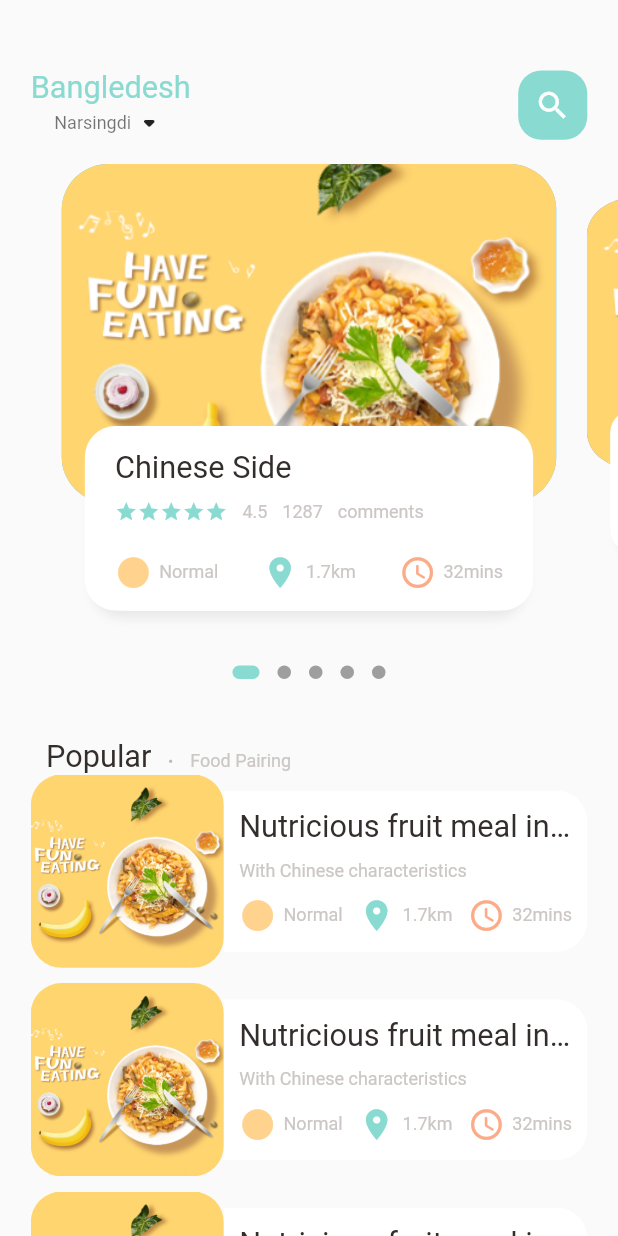
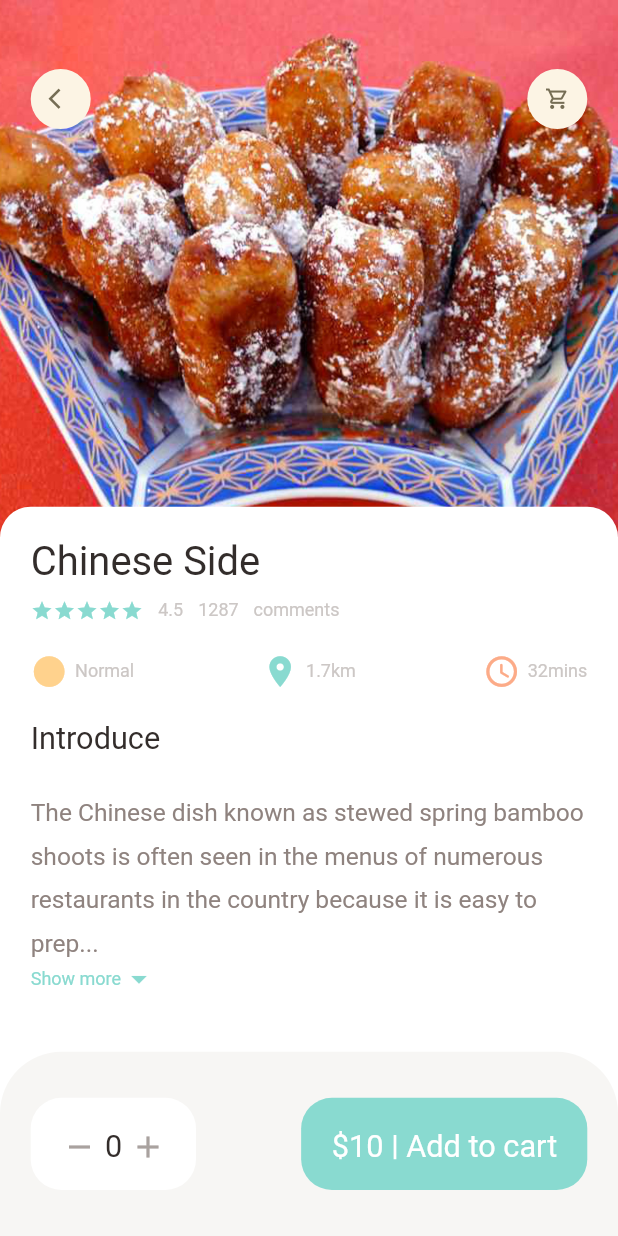
Before and after one commit to TWhilst/big_e_commerce_food_app, a Flutter app: the screen it shows after launch, on a phone screen of 412 x 824 dp. Run offline on Flutter 3.47's test engine with Material 2 defaults, Android fonts, the phone set to English and light mode, and no system bars; drawn by our look-alikes of dots_indicator; our stand-ins replace get.

Commit message:
6th project

```diff
--- a/lib/main.dart
+++ b/lib/main.dart
@@ -1,6 +1,9 @@
-import 'package:big_e_commerce_app/home/main_food_page.dart';
+import 'package:big_e_commerce_app/pages/food/popular_food_details.dart';
+import 'package:big_e_commerce_app/pages/home/food_page_body.dart';
 import 'package:flutter/material.dart';
 import 'package:get/get.dart';
+
+import 'pages/home/main_food_page.dart';
 
 void main() {
   runApp(const MyApp());
@@ -18,7 +21,7 @@ class MyApp extends StatelessWidget {
       theme: ThemeData(
         primarySwatch: Colors.blue,
       ),
-      home: MainFoodPage(),
+      home: const PopularFoodDetails(),
     );
   }
 }
--- /dev/null
+++ b/lib/pages/food/components/popular_food_details_comp/bottom_navigation_bar.dart
@@ -0,0 +1,77 @@
+import 'package:big_e_commerce_app/utils/colors.dart';
+import 'package:big_e_commerce_app/utils/dimensions.dart';
+import 'package:big_e_commerce_app/widgets/big_text.dart';
+import 'package:flutter/material.dart';
+
+class BottomNavBar extends StatelessWidget {
+  const BottomNavBar({
+    Key? key,
+  }) : super(key: key);
+
+  @override
+  Widget build(BuildContext context) {
+    return Container(
+      height: iconSize24 * 5,
+      padding: EdgeInsets.symmetric(horizontal: width20, vertical: height30),
+      decoration: BoxDecoration(
+        color: buttonBackgroundColor,
+        borderRadius: BorderRadius.only(
+          topLeft: Radius.circular(radius20 * 2),
+          topRight: Radius.circular(radius20 * 2),
+        ),
+      ),
+      child: Row(
+        mainAxisAlignment: MainAxisAlignment.spaceBetween,
+        children: [
+          Container(
+            padding: EdgeInsets.only(
+              top: height20,
+              bottom: height20,
+              left: width20,
+              right: 20,
+            ),
+            decoration: BoxDecoration(
+              borderRadius: BorderRadius.circular(radius20),
+              color: Colors.white,
+            ),
+            child: Row(
+              children: [
+                Icon(
+                  Icons.remove,
+                  color: signColor,
+                ),
+                SizedBox(
+                  width: width10 / 2,
+                ),
+                BigText(text: "0"),
+                SizedBox(
+                  width: width10 / 2,
+                ),
+                Icon(
+                  Icons.add,
+                  color: signColor,
+                ),
+              ],
+            ),
+          ),
+          Container(
+            padding: EdgeInsets.only(
+              top: height20,
+              bottom: height20,
+              left: width20,
+              right: 20,
+            ),
+            decoration: BoxDecoration(
+              borderRadius: BorderRadius.circular(radius20),
+              color: mainColor,
+            ),
+            child: BigText(
+              text: "\$10 | Add to cart",
+              color: Colors.white,
+            ),
+          ),
+        ],
+      ),
+    );
+  }
+}
--- /dev/null
+++ b/lib/pages/food/popular_food_details.dart
@@ -0,0 +1,115 @@
+import 'package:big_e_commerce_app/pages/food/components/popular_food_details_comp/bottom_navigation_bar.dart';
+import 'package:big_e_commerce_app/pages/home/components/slider_section.dart';
+import 'package:big_e_commerce_app/utils/dimensions.dart';
+import 'package:big_e_commerce_app/widgets/app_icons.dart';
+import 'package:big_e_commerce_app/widgets/big_text.dart';
+import 'package:big_e_commerce_app/widgets/expandable_text.dart';
+import 'package:flutter/material.dart';
+
+class PopularFoodDetails extends StatelessWidget {
+  const PopularFoodDetails({Key? key}) : super(key: key);
+
+  @override
+  Widget build(BuildContext context) {
+    return Scaffold(
+      backgroundColor: Colors.white,
+      body: Stack(
+        children: const [
+          ImageContainer(),
+          PositionedAppIcons(),
+          PositionedContWithDesc(),
+        ],
+      ),
+      bottomNavigationBar: const BottomNavBar(),
+    );
+  }
+}
+
+class PositionedContWithDesc extends StatelessWidget {
+  const PositionedContWithDesc({
+    Key? key,
+  }) : super(key: key);
+
+  @override
+  Widget build(BuildContext context) {
+    return Positioned(
+      left: 0,
+      right: 0,
+      bottom: 0,
+      top: popularFoodImgSize - height20,
+      child: Container(
+          padding: EdgeInsets.only(
+              left: width20, right: width20, top: height20),
+          decoration: BoxDecoration(
+            borderRadius: BorderRadius.only(
+              topRight: Radius.circular(radius20),
+              topLeft: Radius.circular(radius20),
+            ),
+            color: Colors.white,
+          ),
+          child: Column(
+            crossAxisAlignment: CrossAxisAlignment.start,
+            children: [
+              FoodDetails(
+                text: "Chinese Side",
+                size: font26,
+              ),
+              SizedBox(height: height20,),
+              BigText(text: "Introduce",),
+              SizedBox(height: height20,),
+              const Expanded(
+                child: SingleChildScrollView(
+                  child: ExpandableText(text: "The Chinese dish known as stewed spring bamboo shoots is often seen in the menus of numerous restaurants in the country because it is easy to prepare, high in nutrients, and has a delicious, savory flavor. Spring bamboo shoots are unearthed around April 5, also known as the Tomb-Sweeping Day. \n In order to prepare the dish, tender bamboo shoots are simply stewed in vinegar and lots of sugar. When properly prepared, the dish should have a bright red color and a flavor which can best be described as tender, fresh, salty, and sweet. The chewy taro cake is a savory Chinese delicacy prepared with rice flour and stewed taro roots. In many ways similar to the traditional turnip cake, it usually incorporates diced Chinese sausage, pork, scallions, and mushrooms. Steamed in round or rectangular pans, it is usually shortly fried until crispy and golden before serving. Even though it is a staple in traditional dim sum restaurants in China and Hong Kong, it is also one of the most common snacks or side dishes served on Chinese New Year."),),
+              ),
+            ],
+          )
+      ),
+    );
+  }
+}
+
+class PositionedAppIcons extends StatelessWidget {
+  const PositionedAppIcons({
+    Key? key,
+  }) : super(key: key);
+
+  @override
+  Widget build(BuildContext context) {
+    return Positioned(
+      top: height45,
+      left: width20,
+      right: width20,
+      child: Row(
+        mainAxisAlignment: MainAxisAlignment.spaceBetween,
+        children: const [
+          AppIcons(icon: Icons.arrow_back_ios),
+          AppIcons(icon: Icons.shopping_cart_outlined),
+        ],
+      ),
+    );
+  }
+}
+
+class ImageContainer extends StatelessWidget {
+  const ImageContainer({
+    Key? key,
+  }) : super(key: key);
+
+  @override
+  Widget build(BuildContext context) {
+    return Positioned(
+      left: 0,
+      right: 0,
+      child: Container(
+        width: double.maxFinite,
+        height: popularFoodImgSize,
+        decoration: const BoxDecoration(
+          image: DecorationImage(
+            image: AssetImage("assets/images/food15.jpeg"),
+            fit: BoxFit.cover,
+          ),
+        ),
+      ),
+    );
+  }
+}
--- a/lib/home/components/slider_section.dart
+++ b/lib/pages/home/components/slider_section.dart
@@ -16,8 +16,8 @@ class _SliderSection extends State<SliderSection> {
   // viewportFraction makes the next slide and and the previous slide visible
   PageController pageController = PageController(viewportFraction: 0.85);
   var _currentValue = 0.0;
-  double scaleFactor = 0.8;
-  double _height = pageViewContainer;
+  final double _scaleFactor = 0.8;
+  final double _height = pageViewContainer;
 
   @override
   void initState() {
@@ -25,7 +25,6 @@ class _SliderSection extends State<SliderSection> {
     pageController.addListener(() {
       setState(() {
         _currentValue = pageController.page!;
-        print(_currentValue.toString());
       });
     });
   }
@@ -52,13 +51,13 @@ class _SliderSection extends State<SliderSection> {
   }
 
   Widget buildPageItem(int index) {
-    Matrix4 matrix = new Matrix4.identity();
+    Matrix4 matrix = Matrix4.identity();
     // _currentPageValue.floor() is the value of the page when the page is at its index form (0, 1, 2, 3, 4)
     // _currentPageValue.floor() is the page on the screen
     // the if statement is saying that is the index is = to the currentpage then the
     if(index == _currentValue.floor()) {
       // currentScale is equal to 1 - 0 because ((_currentValue-index)* (1-scaleFactor)) will give us 0 due to bodmas
-      var currentScale = 1- (_currentValue - index)* (1-scaleFactor);
+      var currentScale = 1- (_currentValue - index)* (1- _scaleFactor);
       var currentTrans = _height * (1 - currentScale)/2;
       // diagional3Values is used to set the width(x), height(y) and (z)
       // ..setTranslationRaw is used to set the margin or change position
@@ -66,19 +65,19 @@ class _SliderSection extends State<SliderSection> {
       // the next thing we are trying to do is to bring down the one by the right of the current page to the center
     } else if(index == _currentValue.floor() + 1) {
       // the aim of this is to give the page after the current page a value of scaleFactor
-      var currentScale = scaleFactor - (_currentValue - index + 1) * (1-scaleFactor);
+      var currentScale = _scaleFactor - (_currentValue - index + 1) * (1 - _scaleFactor);
       var currentTrans = _height * (1 - currentScale)/2;
       matrix = Matrix4.diagonal3Values(1, currentScale, 1);
       matrix = Matrix4.diagonal3Values(1, currentScale, 1)..setTranslationRaw(0, currentTrans, 0);
     } else if(index == _currentValue.floor() - 1) {
       // the aim of this is to give the page after the current page a value of scaleFactor
-      var currentScale = 1 - (_currentValue - index)* (1-scaleFactor);
+      var currentScale = 1 - (_currentValue - index)* (1 - _scaleFactor);
       var currentTrans = _height * (1 - currentScale)/2;
       matrix = Matrix4.diagonal3Values(1, currentScale, 1);
       matrix = Matrix4.diagonal3Values(1, currentScale, 1)..setTranslationRaw(0, currentTrans, 0);
     } else {
       var currentScale = 0.8;
-      matrix = Matrix4.diagonal3Values(1, currentScale, 1)..setTranslationRaw(0, _height*(1-scaleFactor)/2, 1);
+      matrix = Matrix4.diagonal3Values(1, currentScale, 1)..setTranslationRaw(0, _height*(1 - _scaleFactor)/2, 1);
     }
 
     return Transform(
@@ -90,8 +89,8 @@ class _SliderSection extends State<SliderSection> {
             margin: EdgeInsets.symmetric(horizontal: width10),
             decoration: BoxDecoration(
                 borderRadius: BorderRadius.circular(radius30),
-                color: index.isEven ? Color(0xFF69C5DF) : Color(0xFF9294CC),
-                image: DecorationImage(
+                color: index.isEven ? const Color(0xFF69C5DF) : const Color(0xFF9294CC),
+                image: const DecorationImage(
                   image: AssetImage("assets/images/food0.png"),
                   fit: BoxFit.cover,
                 )),
@@ -108,7 +107,7 @@ class _SliderSection extends State<SliderSection> {
               decoration: BoxDecoration(
                   borderRadius: BorderRadius.circular(radius20),
                   color: Colors.white,
-                  boxShadow: [
+                  boxShadow: const[
                     BoxShadow(
                       offset: Offset(0, 5),
                       blurRadius: 5,
@@ -144,38 +143,43 @@ class _SliderSection extends State<SliderSection> {
 
 class FoodDetails extends StatelessWidget {
   final String text;
-  const FoodDetails({
-    Key? key, required this.text,
+  double? size;
+  FoodDetails({
+    Key? key, required this.text, this.size = 0,
   }) : super(key: key);
 
   @override
   Widget build(BuildContext context) {
+    final smallSize = font20;
     return Column(
       crossAxisAlignment: CrossAxisAlignment.start,
       children: [
-        BigText(text: text),
+        BigText(
+          text: text,
+          size: size == 0 ? smallSize : size,
+        ),
         SizedBox(height: height10,),
         Row(
           children: [
             Wrap(
               children: List.generate(
                 5,
-                    (index) => Icon(
+                    (index) => const Icon(
                   Icons.star,
                   color: mainColor,
                   size: 15,
                 ),
               ),
             ),
-            SizedBox(
+            const SizedBox(
               width: 10,
             ),
             SmallText(text: "4.5"),
-            SizedBox(
+            const SizedBox(
               width: 10,
             ),
             SmallText(text: "1287"),
-            SizedBox(
+            const SizedBox(
               width: 10,
             ),
             SmallText(text: "comments"),
@@ -186,7 +190,7 @@ class FoodDetails extends StatelessWidget {
         ),
         Row(
           mainAxisAlignment: MainAxisAlignment.spaceBetween,
-          children: [
+          children: const [
             IconAndText(
               icon: Icons.circle_sharp,
               text: "Normal",
--- a/lib/home/food_page_body.dart
+++ b/lib/pages/home/food_page_body.dart
@@ -1,11 +1,13 @@
-import 'package:big_e_commerce_app/home/components/slider_section.dart';
+import 'package:big_e_commerce_app/utils/colors.dart';
 import 'package:big_e_commerce_app/utils/dimensions.dart';
 import 'package:big_e_commerce_app/widgets/big_text.dart';
 import 'package:big_e_commerce_app/widgets/icon_and_text.dart';
 import 'package:big_e_commerce_app/widgets/small_text.dart';
 import 'package:dots_indicator/dots_indicator.dart';
 import 'package:flutter/material.dart';
-import '../utils/colors.dart';
+
+import 'components/slider_section.dart';
+
 
 class FoodPageBody extends StatefulWidget {
   const FoodPageBody({Key? key}) : super(key: key);
@@ -19,7 +21,6 @@ class _FoodPageBodyState extends State<FoodPageBody> {
   PageController pageController = PageController(viewportFraction: 0.85);
   var _currentValue = 0.0;
   double scaleFactor = 0.8;
-  double _height = pageViewContainer;
 
   @override
   void initState() {
@@ -27,7 +28,6 @@ class _FoodPageBodyState extends State<FoodPageBody> {
     pageController.addListener(() {
       setState(() {
         _currentValue = pageController.page!;
-        print(_currentValue.toString());
       });
     });
   }
@@ -40,12 +40,11 @@ class _FoodPageBodyState extends State<FoodPageBody> {
 
   @override
   Widget build(BuildContext context) {
-    print(MediaQuery.of(context).size.width);
     return Expanded(
       child: SingleChildScrollView(
         child: Column(
           children: [
-            SliderSection(),
+            const SliderSection(),
             DotsIndicator(
               dotsCount: 5,
               position: _currentValue,
@@ -81,7 +80,7 @@ class _FoodPageBodyState extends State<FoodPageBody> {
             ),
             ListView.builder(
               shrinkWrap: true,
-                physics: NeverScrollableScrollPhysics(),
+                physics: const NeverScrollableScrollPhysics(),
                 itemCount: 10,
                 itemBuilder: (context, index) {
                   return Container(
@@ -94,7 +93,7 @@ class _FoodPageBodyState extends State<FoodPageBody> {
                           decoration: BoxDecoration(
                             borderRadius: BorderRadius.circular(radius20),
                             color: Colors.white38,
-                            image: DecorationImage(
+                            image: const DecorationImage(
                               image: AssetImage("assets/images/food0.png"),
                               fit: BoxFit.cover,
                             ),
@@ -122,7 +121,7 @@ class _FoodPageBodyState extends State<FoodPageBody> {
                                   SizedBox(height: height10,),
                                   Row(
                                     mainAxisAlignment: MainAxisAlignment.spaceBetween,
-                                    children: [
+                                    children: const [
                                       IconAndText(
                                         icon: Icons.circle_sharp,
                                         text: "Normal",
--- a/lib/home/main_food_page.dart
+++ b/lib/pages/home/main_food_page.dart
@@ -1,9 +1,10 @@
-import 'package:big_e_commerce_app/home/food_page_body.dart';
 import 'package:big_e_commerce_app/utils/colors.dart';
 import 'package:big_e_commerce_app/utils/dimensions.dart';
 import 'package:big_e_commerce_app/widgets/big_text.dart';
 import 'package:big_e_commerce_app/widgets/small_text.dart';
 import 'package:flutter/material.dart';
+
+import 'food_page_body.dart';
 
 class MainFoodPage extends StatefulWidget {
   const MainFoodPage({Key? key}) : super(key: key);
@@ -22,10 +23,10 @@ class _MainFoodPageState extends State<MainFoodPage> {
             child: Container(
               margin: EdgeInsets.only(top: height45, bottom: height15),
               padding: EdgeInsets.symmetric(horizontal: width20),
-              child: MainFoodAppBar(),
+              child: const MainFoodAppBar(),
             ),
           ),
-          FoodPageBody(),
+          const FoodPageBody(),
         ],
       ),
     );
@@ -48,7 +49,7 @@ class MainFoodAppBar extends StatelessWidget {
             Row(
               children: [
                 SmallText(text: "Narsingdi", color: Colors.black54,),
-                Icon(Icons.arrow_drop_down_rounded)
+                const Icon(Icons.arrow_drop_down_rounded)
               ],
             ),
           ],
--- a/lib/utils/colors.dart
+++ b/lib/utils/colors.dart
@@ -1,15 +1,15 @@
 import 'dart:ui';
 
 
-final Color textColor = const Color(0xFFccc7c5);
-final Color mainColor = const Color(0xFF89dad0);
+const Color textColor = Color(0xFFccc7c5);
+const Color mainColor = Color(0xFF89dad0);
   //static final Color mainColor = const Color(0xFFfa7552);
-final Color iconColor1 = const Color(0xFFffd28d);
-final Color iconColor2 = const Color(0xFFfcab88);
-final Color paraColor = const Color(0xFF8f837f);
-final Color buttonBackgroundColor= const Color(0xFFf7f6f4);
-final Color signColor = const Color(0xFFa9a29f);
-final Color titleColor = const Color(0xFF5c524f);
-final Color mainBlackColor = const Color(0xFF332d2b);
+const Color iconColor1 = Color(0xFFffd28d);
+const Color iconColor2 = Color(0xFFfcab88);
+const Color paraColor = Color(0xFF8f837f);
+const Color buttonBackgroundColor= Color(0xFFf7f6f4);
+const Color signColor = Color(0xFFa9a29f);
+const Color titleColor = Color(0xFF5c524f);
+const Color mainBlackColor = Color(0xFF332d2b);
   //static final Color yellowColor = const Color(0xFFfa7552);
-final Color yellowColor = const Color(0xFFffd379);
+const Color yellowColor = Color(0xFFffd379);
--- a/lib/utils/dimensions.dart
+++ b/lib/utils/dimensions.dart
@@ -18,13 +18,19 @@ final width15 = screenHeight/53.66;
 final width30 = screenHeight/26.83;
 
 final font20 = screenHeight/40.25;
+final font26 = screenHeight/30.96;
+final font16 = screenHeight/50.3125;
+
 final radius20 = screenHeight/40.25;
 final radius30 = screenHeight/26.83;
 final radius15 = screenHeight/53.66;
 
 //screen height is 805
 final iconSize24 = screenHeight/33.54;
+final iconSize16 = screenHeight/50.3125;
 
 // screen width is 384
 final listViewImgSize = screenWidth/3.2;
 final listViewTextContSize = screenWidth/3.84;
+
+final popularFoodImgSize = screenHeight/2.3;
--- /dev/null
+++ b/lib/widgets/app_icons.dart
@@ -0,0 +1,33 @@
+import 'package:big_e_commerce_app/utils/dimensions.dart';
+import 'package:flutter/material.dart';
+
+class AppIcons extends StatelessWidget {
+  final IconData icon;
+  final Color iconColor, backgroundColor;
+  final double size;
+
+  const AppIcons({
+    Key? key,
+    required this.icon,
+    this.iconColor = const Color(0xFF756D54),
+    this.backgroundColor = const Color(0xFFFCF4E4),
+    this.size = 40,
+  }) : super(key: key);
+
+  @override
+  Widget build(BuildContext context) {
+    return Container(
+      width: size,
+      height: size,
+      decoration: BoxDecoration(
+        borderRadius: BorderRadius.circular(size/2),
+        color: backgroundColor,
+      ),
+      child: Icon(
+        icon,
+        color: iconColor,
+        size: iconSize16,
+      ),
+    );
+  }
+}
--- /dev/null
+++ b/lib/widgets/expandable_text.dart
@@ -0,0 +1,75 @@
+import 'package:big_e_commerce_app/utils/colors.dart';
+import 'package:big_e_commerce_app/utils/dimensions.dart';
+import 'package:big_e_commerce_app/widgets/small_text.dart';
+import 'package:flutter/material.dart';
+
+class ExpandableText extends StatefulWidget {
+  final String text;
+  const ExpandableText({Key? key, required this.text}) : super(key: key);
+
+  @override
+  State<ExpandableText> createState() => _ExpandableTextState();
+}
+
+class _ExpandableTextState extends State<ExpandableText> {
+  late String firstHalf;
+  late String secondHalf;
+
+  bool hiddenText = true;
+  double textHeight = screenHeight/5.63;
+
+  void textDetails() {
+    // the condition says that if the text imputed is greater than the textHeight do this
+    if(widget.text.length > textHeight) {
+      //firstHalf = the text which will start from length 0 and end at the textHeight converted to int
+      // subString is used to get a specified amount of characters from a given text
+      firstHalf = widget.text.substring(0, textHeight.toInt());
+      secondHalf = widget.text.substring(textHeight.toInt()+1, widget.text.length);
+    } else {
+      firstHalf = widget.text;
+      secondHalf = "";
+    }
+  }
+
+  @override
+  void initState() {
+    super.initState();
+    textDetails();
+  }
+
+  @override
+  Widget build(BuildContext context) {
+    return Container(
+      child: secondHalf == ""?
+      SmallText(
+        text: firstHalf,
+        size: font16,
+        color: paraColor,
+      ) : Column(
+        children: [
+          SmallText(
+            text: hiddenText? ("$firstHalf...") : (firstHalf+secondHalf),
+            size: font16,
+            color: paraColor,
+            height: 1.8,
+          ),
+
+          InkWell(
+            onTap: () {
+              setState(() {
+                // what this does is that if hidden text is true it will be false and back if the button is clicked
+                hiddenText = !hiddenText;
+              });
+            },
+            child: Row(
+              children: [
+                SmallText(text: hiddenText? "Show more" : "Show less", color: mainColor,),
+                Icon(hiddenText? Icons.arrow_drop_down : Icons.arrow_drop_up, color: mainColor,),
+              ],
+            ),
+          ),
+        ],
+      ),
+    );
+  }
+}
--- a/lib/widgets/icon_and_text.dart
+++ b/lib/widgets/icon_and_text.dart
@@ -13,7 +13,7 @@ class IconAndText extends StatelessWidget {
     return Row(
       children: [
         Icon(icon, color: iconColor, size: iconSize24,),
-        SizedBox(width: 5,),
+        const SizedBox(width: 5,),
         SmallText(text: text,)
       ],
     );
```
Also changed, not shown: lib/pages/food/recommended_food_details.dart (added).
